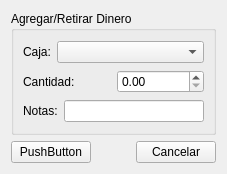
Old version of the form trunk/plugins/caja/FormRetiroIngresoBase.ui in the repository chungote/gestotux.
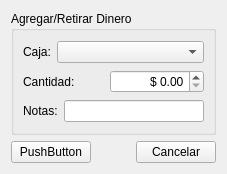
New version of the form.

Patch:
```diff
--- a/trunk/plugins/caja/FormRetiroIngresoBase.ui
+++ b/trunk/plugins/caja/FormRetiroIngresoBase.ui
@@ -52,6 +52,12 @@
         </item>
         <item>
          <widget class="QDoubleSpinBox" name="DSBCantidad">
+          <property name="alignment">
+           <set>Qt::AlignRight|Qt::AlignTrailing|Qt::AlignVCenter</set>
+          </property>
+          <property name="prefix">
+           <string>$ </string>
+          </property>
           <property name="maximum">
            <double>999999999.990000009536743</double>
           </property>
```
